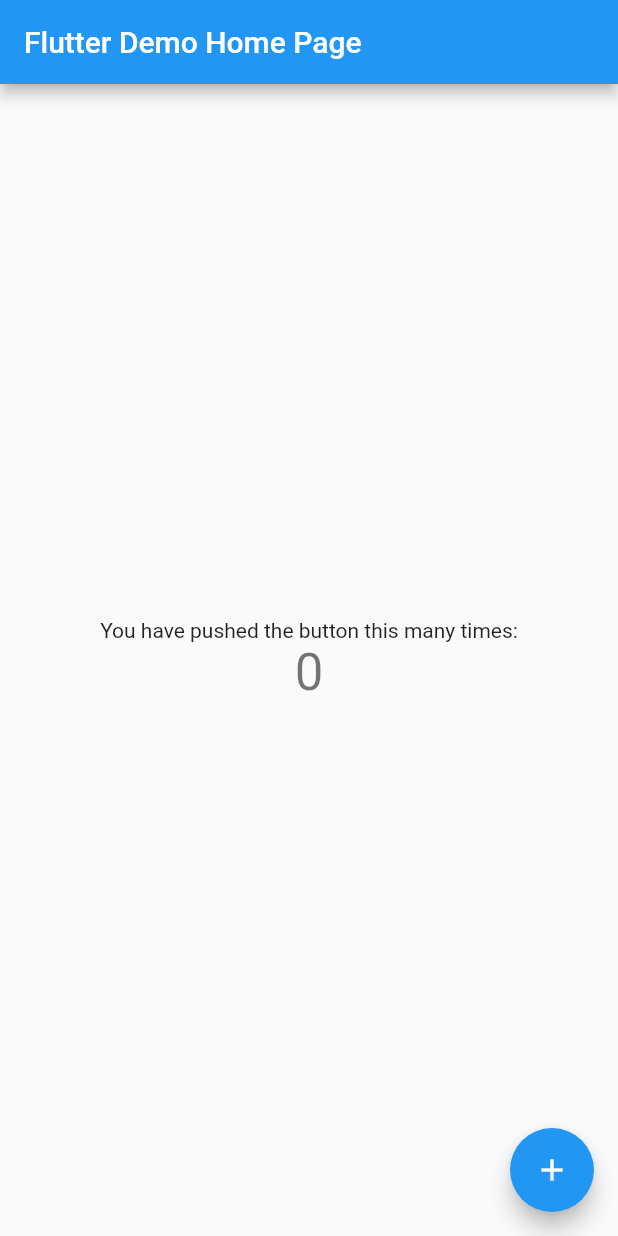
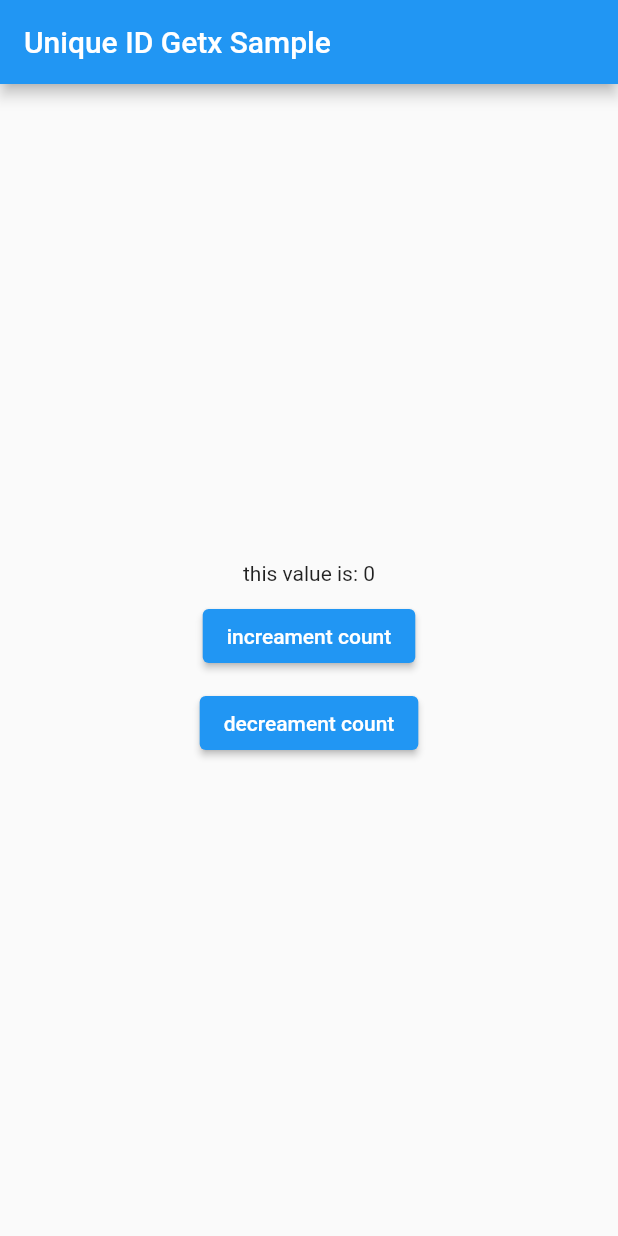
Before and after one commit to hamze-ibraheem/unique_id_getx_sample, a Flutter app: the screen it shows after launch, on a phone screen of 412 x 824 dp. Run offline on Flutter 3.47's test engine with Material 2 defaults, Android fonts, the phone set to English and light mode, and no system bars; our stand-ins replace get; missing offline and left inert: dart:html.

Commit message:
version 1

```diff
--- /dev/null
+++ b/lib/controller.dart
@@ -0,0 +1,15 @@
+import 'package:get/get.dart';
+
+class Controller extends GetxController {
+  var count = 0;
+
+  void increament() {
+    count++;
+    update();
+  }
+
+  void decreament() {
+    count++;
+    update();
+  }
+}
--- a/lib/main.dart
+++ b/lib/main.dart
@@ -1,4 +1,8 @@
+import 'dart:html';
+
 import 'package:flutter/material.dart';
+import 'package:get/get.dart';
+import 'package:unique_id_getx_sample/controller.dart';
 
 void main() {
   runApp(const MyApp());
@@ -10,8 +14,8 @@
   // This widget is the root of your application.
   @override
   Widget build(BuildContext context) {
-    return MaterialApp(
-      title: 'Flutter Demo',
+    return GetMaterialApp(
+      title: 'Unique ID Getx Sample',
       theme: ThemeData(
         // This is the theme of your application.
         //
@@ -24,7 +28,7 @@
         // is not restarted.
         primarySwatch: Colors.blue,
       ),
-      home: const MyHomePage(title: 'Flutter Demo Home Page'),
+      home: const MyHomePage(title: 'Unique ID Getx Sample'),
     );
   }
 }
@@ -48,19 +52,7 @@
 }
 
 class _MyHomePageState extends State<MyHomePage> {
-  int _counter = 0;
-
-  void _incrementCounter() {
-    setState(() {
-      // This call to setState tells the Flutter framework that something has
-      // changed in this State, which causes it to rerun the build method below
-      // so that the display can reflect the updated values. If we changed
-      // _counter without calling setState(), then the build method would not be
-      // called again, and so nothing would appear to happen.
-      _counter++;
-    });
-  }
-
+  Controller controller = Get.put(Controller());
   @override
   Widget build(BuildContext context) {
     // This method is rerun every time setState is called, for instance as done
@@ -94,22 +86,31 @@
           // axis because Columns are vertical (the cross axis would be
           // horizontal).
           mainAxisAlignment: MainAxisAlignment.center,
+          crossAxisAlignment: CrossAxisAlignment.center,
           children: <Widget>[
-            const Text(
-              'You have pushed the button this many times:',
+            GetBuilder<Controller>(
+              id: 'Counter',
+              builder: (controller) {
+                return Text('this value is: ${controller.count}');
+              },
             ),
-            Text(
-              '$_counter',
-              style: Theme.of(context).textTheme.headline4,
+            const SizedBox(
+              height: 10.0,
+            ),
+            ElevatedButton(
+              onPressed: () => controller.increament(),
+              child: const Text('increament count'),
+            ),
+            const SizedBox(
+              height: 10.0,
+            ),
+            ElevatedButton(
+              onPressed: () => controller.decreament(),
+              child: const Text('decreament count'),
             ),
           ],
         ),
       ),
-      floatingActionButton: FloatingActionButton(
-        onPressed: _incrementCounter,
-        tooltip: 'Increment',
-        child: const Icon(Icons.add),
-      ), // This trailing comma makes auto-formatting nicer for build methods.
     );
   }
 }
```
